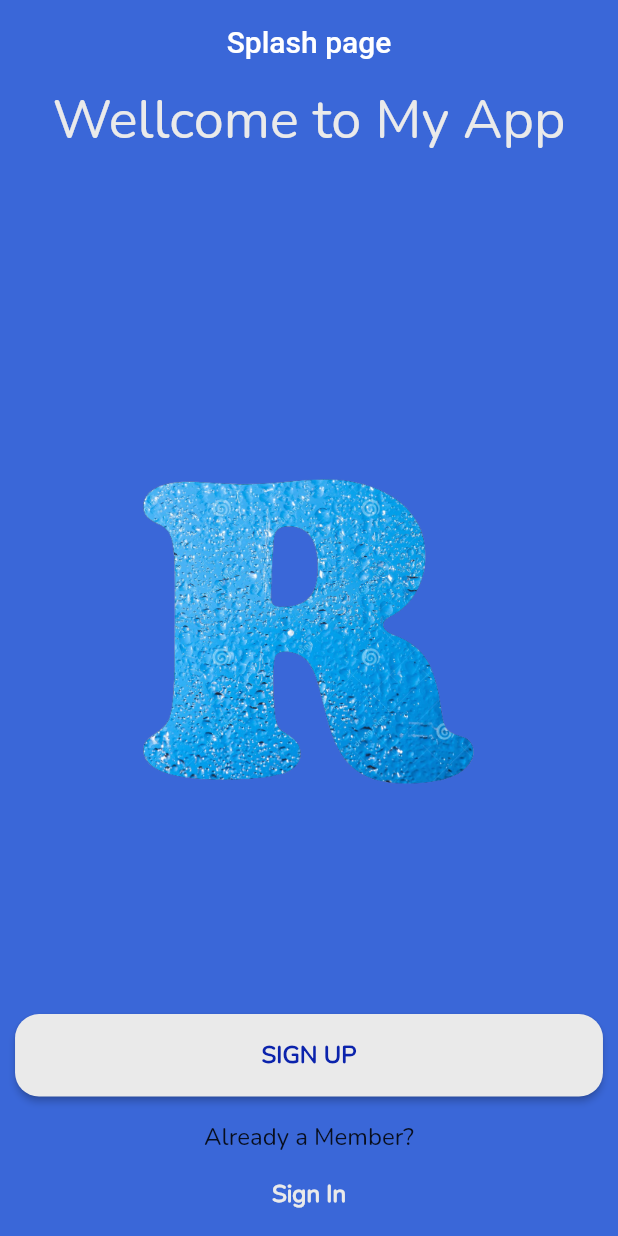
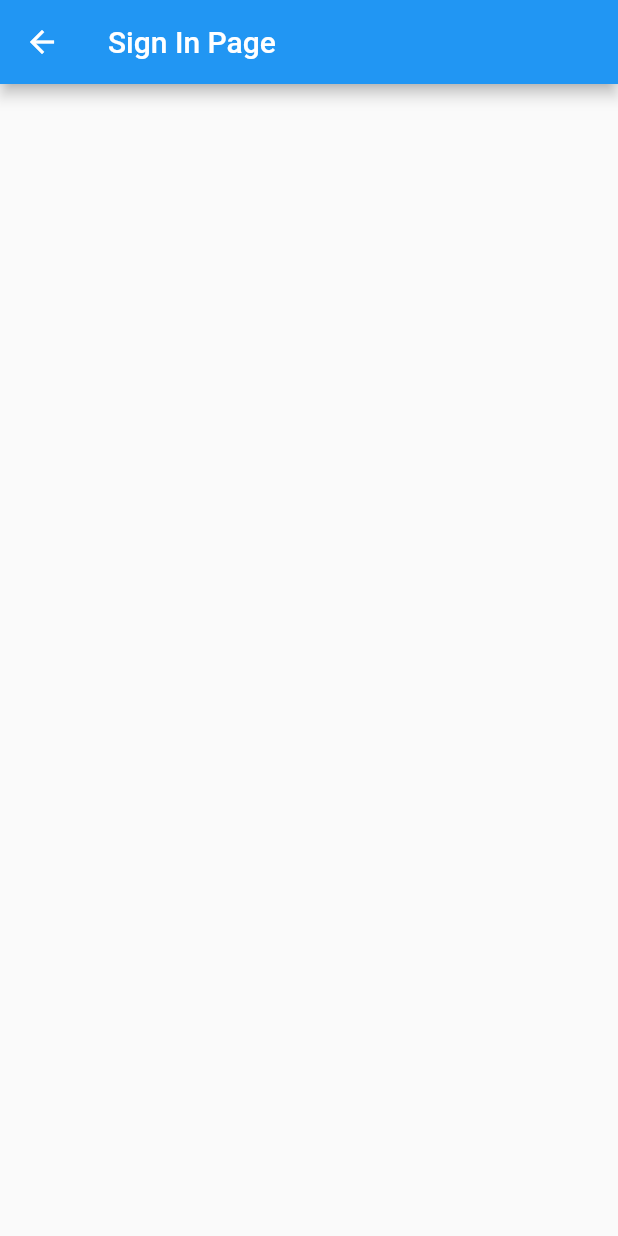
Before and after one commit to marufrobin/admin_panel, a Flutter app: the SplashPage screen opened directly, after a tap on "Sign In", on a phone screen of 412 x 824 dp. Run offline on Flutter 3.47's test engine with Material 2 defaults, Android fonts, the phone set to English and light mode, and no system bars.

Commit message:
Sign In Page added and on progresse

```diff
--- a/lib/main.dart
+++ b/lib/main.dart
@@ -1,4 +1,4 @@
-import 'package:admin_panel/screen/splash_page.dart';
+import 'package:admin_panel/screen/sing_in_page.dart';
 import 'package:flutter/material.dart';
 
 void main() {
@@ -16,7 +16,7 @@ class MyApp extends StatelessWidget {
       theme: ThemeData(
         primarySwatch: Colors.blue,
       ),
-      home: SplashPage(),
+      home: SignInPage(),
     );
   }
 }
--- /dev/null
+++ b/lib/screen/sing_in_page.dart
@@ -0,0 +1,14 @@
+import 'package:flutter/material.dart';
+
+class SignInPage extends StatelessWidget {
+  const SignInPage({Key? key}) : super(key: key);
+
+  @override
+  Widget build(BuildContext context) {
+    return Scaffold(
+      appBar: AppBar(
+        title: const Text("Sign In Page"),
+      ),
+    );
+  }
+}
--- a/lib/screen/splash_page.dart
+++ b/lib/screen/splash_page.dart
@@ -1,3 +1,4 @@
+import 'package:admin_panel/screen/sing_in_page.dart';
 import 'package:flutter/material.dart';
 
 class SplashPage extends StatelessWidget {
@@ -42,7 +43,7 @@ class SplashPage extends StatelessWidget {
               padding: EdgeInsets.symmetric(
                   horizontal: MediaQuery.of(context).size.width * 0.36,
                   vertical: MediaQuery.of(context).size.height * 0.02),
-              child: Text(
+              child: const Text(
                 "SIGN UP",
                 style: TextStyle(
                     color: Color(0xff0B23AC),
@@ -52,10 +53,10 @@ class SplashPage extends StatelessWidget {
               ),
             ),
           ),
-          SizedBox(
+          const SizedBox(
             height: 16,
           ),
-          Text(
+          const Text(
             "Already a Member?",
             style: TextStyle(
               fontSize: 16,
@@ -63,12 +64,18 @@ class SplashPage extends StatelessWidget {
             ),
           ),
           GestureDetector(
-            onTap: () {},
+            onTap: () {
+              Navigator.push(
+                  context,
+                  MaterialPageRoute(
+                    builder: (context) => SignInPage(),
+                  ));
+            },
             child: Container(
               padding: EdgeInsets.symmetric(
                   horizontal: MediaQuery.of(context).size.width * 0.376,
                   vertical: MediaQuery.of(context).size.height * 0.02),
-              child: Text(
+              child: const Text(
                 "Sign In",
                 style: TextStyle(
                     color: Color(0xffEAEAEA),
```
